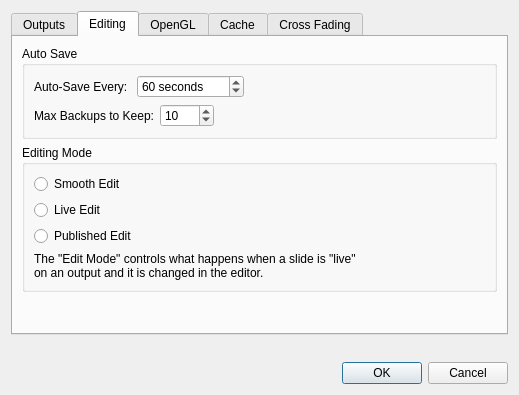
Above: src/AppSettingsDialog.ui from google-code-export/dviz before the change. Below: the same form after it.
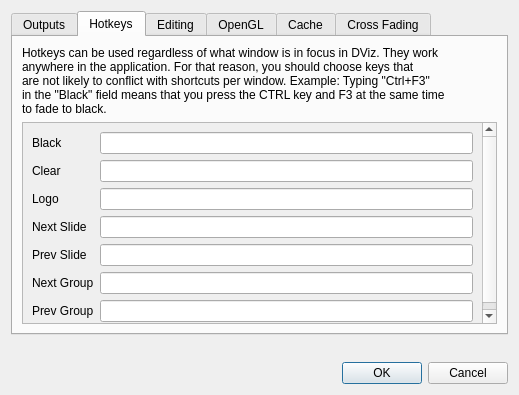
That is the form after the change. The open tabs and pages were chosen to show the change. Icons and pictures are not drawn.

Commit message: Implemented Issue #6 - Global Hotkeys

The edit to the form file:
```diff
--- a/src/AppSettingsDialog.ui
+++ b/src/AppSettingsDialog.ui
@@ -131,6 +131,116 @@
        </item>
       </layout>
      </widget>
+     <widget class="QWidget" name="tab_6">
+      <attribute name="title">
+       <string>Hotkeys</string>
+      </attribute>
+      <layout class="QVBoxLayout" name="verticalLayout_15">
+       <item>
+        <widget class="QLabel" name="label_22">
+         <property name="text">
+          <string>&lt;!DOCTYPE HTML PUBLIC &quot;-//W3C//DTD HTML 4.0//EN&quot; &quot;http://www.w3.org/TR/REC-html40/strict.dtd&quot;&gt;
+&lt;html&gt;&lt;head&gt;&lt;meta name=&quot;qrichtext&quot; content=&quot;1&quot; /&gt;&lt;style type=&quot;text/css&quot;&gt;
+p, li { white-space: pre-wrap; }
+&lt;/style&gt;&lt;/head&gt;&lt;body style=&quot; font-family:'Sans Serif'; font-size:9pt; font-weight:400; font-style:normal;&quot;&gt;
+&lt;table style=&quot;-qt-table-type: root; margin-top:4px; margin-bottom:4px; margin-left:4px; margin-right:4px;&quot;&gt;
+&lt;tr&gt;
+&lt;td style=&quot;border: none;&quot;&gt;
+&lt;p style=&quot; margin-top:0px; margin-bottom:0px; margin-left:0px; margin-right:0px; -qt-block-indent:0; text-indent:0px;&quot;&gt;Hotkeys can be used regardless of what window is in focus in DViz. They work&lt;br /&gt;anywhere in the application. For that reason, you should choose keys that &lt;br /&gt;are not likely to conflict with shortcuts per window. Example: Typing &amp;quot;Ctrl+F3&amp;quot; &lt;br /&gt;in the &amp;quot;Black&amp;quot; field means that you press the CTRL key and F3 at the same time &lt;br /&gt;to fade to black.&lt;/p&gt;&lt;/td&gt;&lt;/tr&gt;&lt;/table&gt;&lt;/body&gt;&lt;/html&gt;</string>
+         </property>
+        </widget>
+       </item>
+       <item>
+        <widget class="QScrollArea" name="scrollArea">
+         <property name="widgetResizable">
+          <bool>true</bool>
+         </property>
+         <widget class="QWidget" name="scrollAreaWidgetContents">
+          <property name="geometry">
+           <rect>
+            <x>0</x>
+            <y>0</y>
+            <width>459</width>
+            <height>214</height>
+           </rect>
+          </property>
+          <layout class="QFormLayout" name="formLayout">
+           <item row="0" column="0">
+            <widget class="QLabel" name="label_15">
+             <property name="text">
+              <string>Black</string>
+             </property>
+            </widget>
+           </item>
+           <item row="0" column="1">
+            <widget class="QLineEdit" name="hotkeyBlack"/>
+           </item>
+           <item row="1" column="0">
+            <widget class="QLabel" name="label_16">
+             <property name="text">
+              <string>Clear</string>
+             </property>
+            </widget>
+           </item>
+           <item row="1" column="1">
+            <widget class="QLineEdit" name="hotkeyClear"/>
+           </item>
+           <item row="2" column="0">
+            <widget class="QLabel" name="label_17">
+             <property name="text">
+              <string>Logo</string>
+             </property>
+            </widget>
+           </item>
+           <item row="2" column="1">
+            <widget class="QLineEdit" name="hotkeyLogo"/>
+           </item>
+           <item row="3" column="0">
+            <widget class="QLabel" name="label_18">
+             <property name="text">
+              <string>Next Slide</string>
+             </property>
+            </widget>
+           </item>
+           <item row="3" column="1">
+            <widget class="QLineEdit" name="hotkeyNextSlide"/>
+           </item>
+           <item row="4" column="0">
+            <widget class="QLabel" name="label_19">
+             <property name="text">
+              <string>Prev Slide</string>
+             </property>
+            </widget>
+           </item>
+           <item row="5" column="0">
+            <widget class="QLabel" name="label_20">
+             <property name="text">
+              <string>Next Group</string>
+             </property>
+            </widget>
+           </item>
+           <item row="4" column="1">
+            <widget class="QLineEdit" name="hotkeyPrevSlide"/>
+           </item>
+           <item row="5" column="1">
+            <widget class="QLineEdit" name="hotkeyNextGroup"/>
+           </item>
+           <item row="6" column="0">
+            <widget class="QLabel" name="label_21">
+             <property name="text">
+              <string>Prev Group</string>
+             </property>
+            </widget>
+           </item>
+           <item row="6" column="1">
+            <widget class="QLineEdit" name="hotkeyPrevGroup"/>
+           </item>
+          </layout>
+         </widget>
+        </widget>
+       </item>
+      </layout>
+     </widget>
      <widget class="QWidget" name="tab_2">
       <attribute name="title">
        <string>Editing</string>
@@ -267,8 +377,15 @@
           <item>
            <widget class="QLabel" name="label_10">
             <property name="text">
-             <string>The &quot;Edit Mode&quot; controls what happens when a slide is &quot;live&quot;
-on an output and it is changed in the editor.</string>
+             <string>&lt;!DOCTYPE HTML PUBLIC &quot;-//W3C//DTD HTML 4.0//EN&quot; &quot;http://www.w3.org/TR/REC-html40/strict.dtd&quot;&gt;
+&lt;html&gt;&lt;head&gt;&lt;meta name=&quot;qrichtext&quot; content=&quot;1&quot; /&gt;&lt;style type=&quot;text/css&quot;&gt;
+p, li { white-space: pre-wrap; }
+&lt;/style&gt;&lt;/head&gt;&lt;body style=&quot; font-family:'Sans Serif'; font-size:9pt; font-weight:400; font-style:normal;&quot;&gt;
+&lt;table style=&quot;-qt-table-type: root; margin-top:4px; margin-bottom:4px; margin-left:4px; margin-right:4px;&quot;&gt;
+&lt;tr&gt;
+&lt;td style=&quot;border: none;&quot;&gt;
+&lt;p style=&quot; margin-top:0px; margin-bottom:0px; margin-left:0px; margin-right:0px; -qt-block-indent:0; text-indent:0px;&quot;&gt;The &amp;quot;Edit Mode&amp;quot; controls what happens when a slide is &amp;quot;&lt;span style=&quot; font-weight:600;&quot;&gt;live&lt;/span&gt;&amp;quot;&lt;/p&gt;
+&lt;p style=&quot; margin-top:0px; margin-bottom:0px; margin-left:0px; margin-right:0px; -qt-block-indent:0; text-indent:0px;&quot;&gt;on an output and it is changed in the editor.&lt;/p&gt;&lt;/td&gt;&lt;/tr&gt;&lt;/table&gt;&lt;/body&gt;&lt;/html&gt;</string>
             </property>
            </widget>
           </item>
```
Left out of the diff: 45 changed lines with no effect on the pictures. The commit also changes 11 other files.
